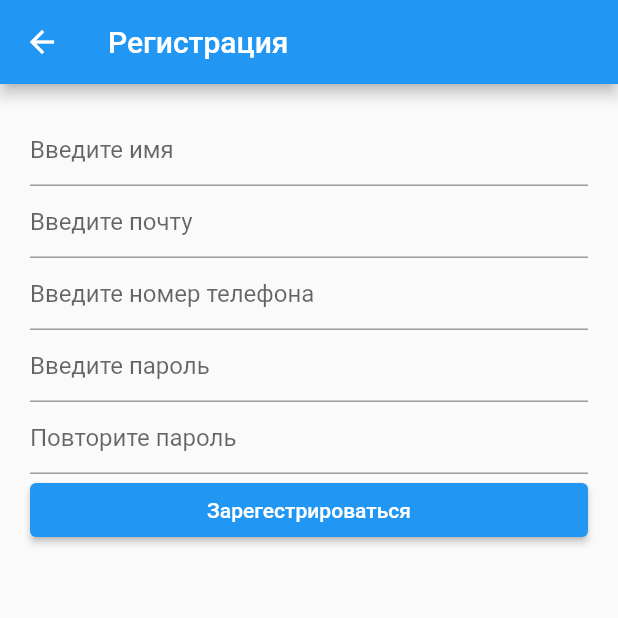
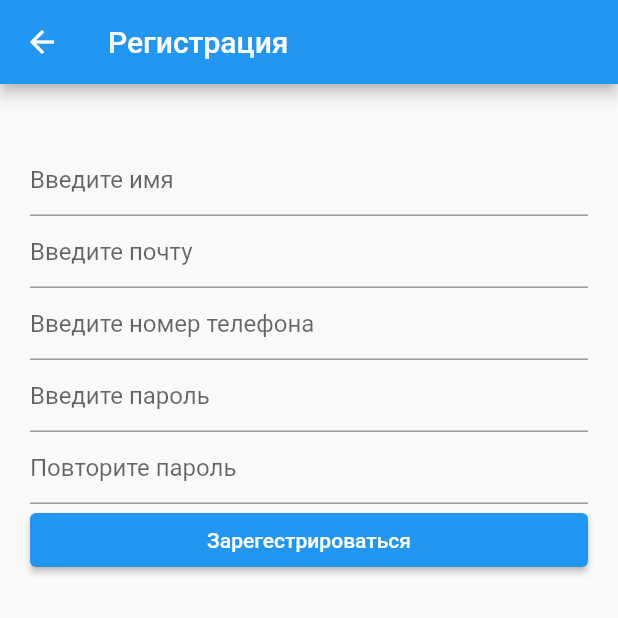
Before and after one commit to vanyscore/chat_app_flutter, a Flutter app: the screen it shows after launch, after a tap on "Войти", after a tap on "Регистрация", on a phone screen of 412 x 824 dp, the top half of it. Run offline on Flutter 3.47's test engine with Material 2 defaults, Android fonts, the phone set to English and light mode, and no system bars; our stand-ins replace dio, image_picker, shared_preferences; missing offline and left inert: signalr_core; accounts and stored records are empty; network calls fail.

Commit message:
auth/register action_progress and chat_connection changes

```diff
--- a/lib/app.dart
+++ b/lib/app.dart
@@ -44,8 +44,7 @@ class _AppState extends State<App> {
         ),
         Provider<ChatConnection>(
           create: (context) => ChatConnection(context.read<UserManager>(),
-              host: widget.host, port: widget.port)
-            ..checkConnection(),
+              host: widget.host, port: widget.port),
           dispose: (context, connection) => connection.disconnect(),
         )
       ],
--- a/lib/interactors/user_interactor.dart
+++ b/lib/interactors/user_interactor.dart
@@ -1,6 +1,5 @@
 import 'package:chat_app/models/api_responses.dart';
 import 'package:dio/dio.dart';
-import 'package:flutter/cupertino.dart';
 import 'package:http_parser/http_parser.dart';
 
 typedef UserInfoCallback = void Function(UserInfo userInfo);
@@ -77,8 +76,6 @@ class UserInteractor {
       print("Status code: " + response.statusCode.toString());
 
       if (response.statusCode == 200) {
-        imageCache.clear();
-
         return null;
       } else {
         return "Вы не можете изменить данный профиль";
--- a/lib/models/api_responses.dart
+++ b/lib/models/api_responses.dart
@@ -22,7 +22,7 @@ class UserInfo {
   final String email;
   final String telephone;
   final int avatarId;
-  final String imageUrl;
+  String imageUrl;
 
   UserInfo.fromJson(Map<String, dynamic> json)
       : id = json["id"],
--- a/lib/screens/login_screen.dart
+++ b/lib/screens/login_screen.dart
@@ -14,6 +14,8 @@ class _LoginState extends State<LoginScreen> {
   final _loginController = TextEditingController();
   final _passwordController = TextEditingController();
 
+  bool _isLoading = false;
+
   String? _loginError;
   String? _passwordError;
 
@@ -26,7 +28,26 @@ class _LoginState extends State<LoginScreen> {
               FocusScope.of(context).unfocus();
             },
             child: Container(
-              color: Colors.white,
+              height: double.infinity,
+              child: Column(
+                children: [
+                  Padding(
+                    padding: EdgeInsets.all(5),
+                    child: Container(
+                      height: 10,
+                      child: _isLoading
+                          ? LinearProgressIndicator(
+                              minHeight: 5,
+                              value: null,
+                            )
+                          : null,
+                    ),
+                  ),
+                  SizedBox(
+                    height: 10,
+                  ),
+                  Expanded(
+                    child: Padding(
                       padding: EdgeInsets.all(20.0),
                       child: Column(
                         mainAxisAlignment: MainAxisAlignment.center,
@@ -58,7 +79,7 @@ class _LoginState extends State<LoginScreen> {
                                 }
                               }),
                           ElevatedButton(
-                    onPressed: _handleAuthorization,
+                            onPressed: _isLoading ? null : _handleAuthorization,
                             child: Text("Войти"),
                           ),
                           ElevatedButton(
@@ -66,6 +87,10 @@ class _LoginState extends State<LoginScreen> {
                                 Navigator.pushNamed(context, '/register');
                               },
                               child: Text("Регистрация"))
+                        ],
+                      ),
+                    ),
+                  )
                 ],
               ),
             )));
@@ -96,6 +121,7 @@ class _LoginState extends State<LoginScreen> {
       return;
     } else {
       setState(() {
+        _isLoading = true;
         _loginError = null;
         _passwordError = null;
       });
@@ -106,6 +132,10 @@ class _LoginState extends State<LoginScreen> {
             login,
             password,
           );
+
+      setState(() {
+        _isLoading = false;
+      });
 
       if (authResult.data != null) {
         Navigator.of(context).pushNamedAndRemoveUntil('/main', (r) => false);
--- a/lib/screens/main_screen.dart
+++ b/lib/screens/main_screen.dart
@@ -27,6 +27,8 @@ class _MainState extends State<MainScreen> {
     super.initState();
 
     WidgetsBinding?.instance.addPostFrameCallback((timeStamp) {
+      context.read<ChatConnection>().connect();
+
       updateUnreadMessages();
     });
   }
@@ -112,6 +114,7 @@ class _MainState extends State<MainScreen> {
   updateUnreadMessages() async {
     final hub = context.read<ChatConnection>();
 
+    hub.disableOnUpdateUnreadMessages(_onUpdateUnreadMessagesHandler);
     hub.listenOnUpdateUnreadMessages(_onUpdateUnreadMessagesHandler);
 
     _makeUnreadMessagesRequest();
--- a/lib/screens/register_screen.dart
+++ b/lib/screens/register_screen.dart
@@ -19,6 +19,8 @@ class _RegisterState extends State<RegisterScreen> {
   final _passwordOneController = TextEditingController();
   final _passwordTwoController = TextEditingController();
 
+  bool _isLoading = false;
+
   @override
   Widget build(BuildContext context) {
     return Scaffold(
@@ -36,6 +38,18 @@ class _RegisterState extends State<RegisterScreen> {
                 mainAxisAlignment: MainAxisAlignment.center,
                 crossAxisAlignment: CrossAxisAlignment.stretch,
                 children: [
+                  Padding(
+                    padding: EdgeInsets.all(5),
+                    child: Container(
+                      height: 10,
+                      child: _isLoading
+                          ? LinearProgressIndicator(
+                              minHeight: 5,
+                              value: null,
+                            )
+                          : null,
+                    ),
+                  ),
                   TextFormField(
                     controller: _nameController,
                     decoration: InputDecoration(
@@ -70,7 +84,7 @@ class _RegisterState extends State<RegisterScreen> {
                     obscureText: true,
                   ),
                   ElevatedButton(
-                      onPressed: _handleRegisterClick,
+                      onPressed: _isLoading ? null : _handleRegisterClick,
                       child: Text("Зарегестрироваться"))
                 ],
               ),
@@ -124,11 +138,19 @@ class _RegisterState extends State<RegisterScreen> {
     }
 
     if (isValid) {
+      setState(() {
+        _isLoading = true;
+      });
+
       final authResult = await context.read<AuthInteractor>().register(
           _nameController.text.toString(),
           _emailController.text.toString(),
           _phoneController.text.toString(),
           _passwordOneController.text.toString());
+
+      setState(() {
+        _isLoading = false;
+      });
 
       if (authResult.data != null) {
         Navigator.of(context).pushNamedAndRemoveUntil('/main', (r) => false);
```
Also changed, not shown: lib/managers/chat_connection.dart (+2 -24 lines), lib/screens/tab_screens/profile_screen.dart (+10 -4 lines), 1 other file. Lines whose indentation alone changed are shown as unchanged.
